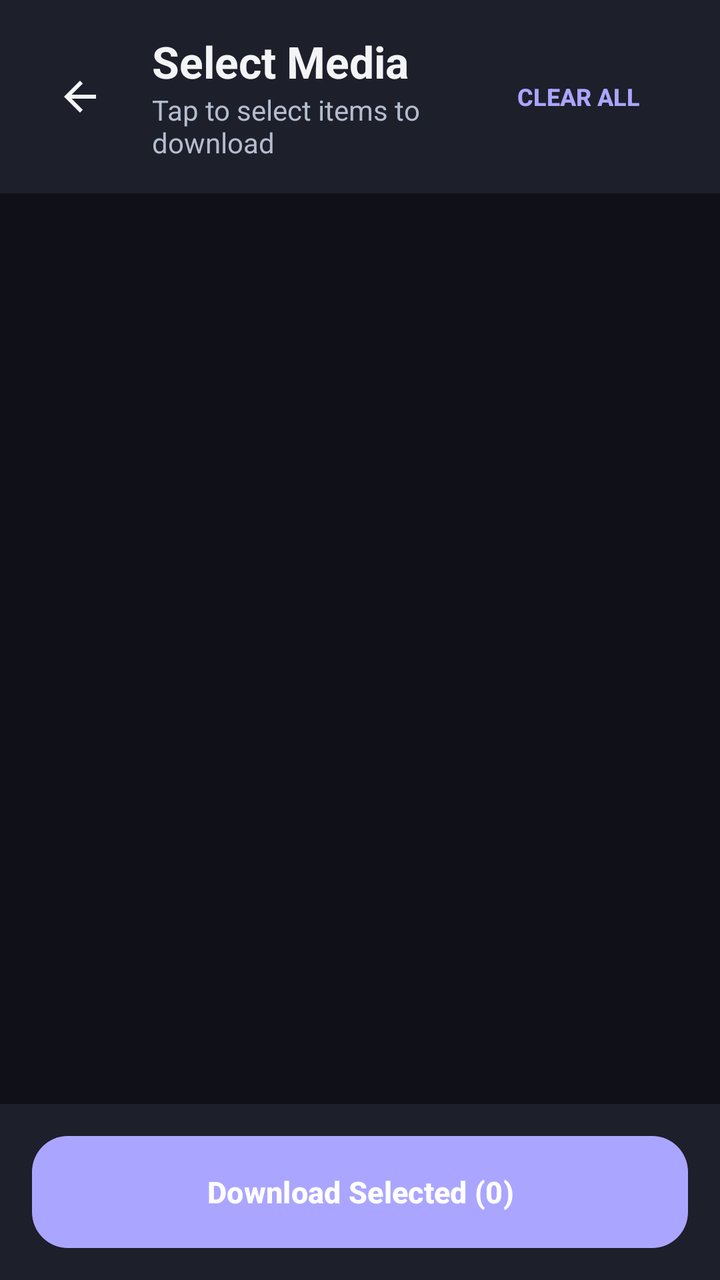
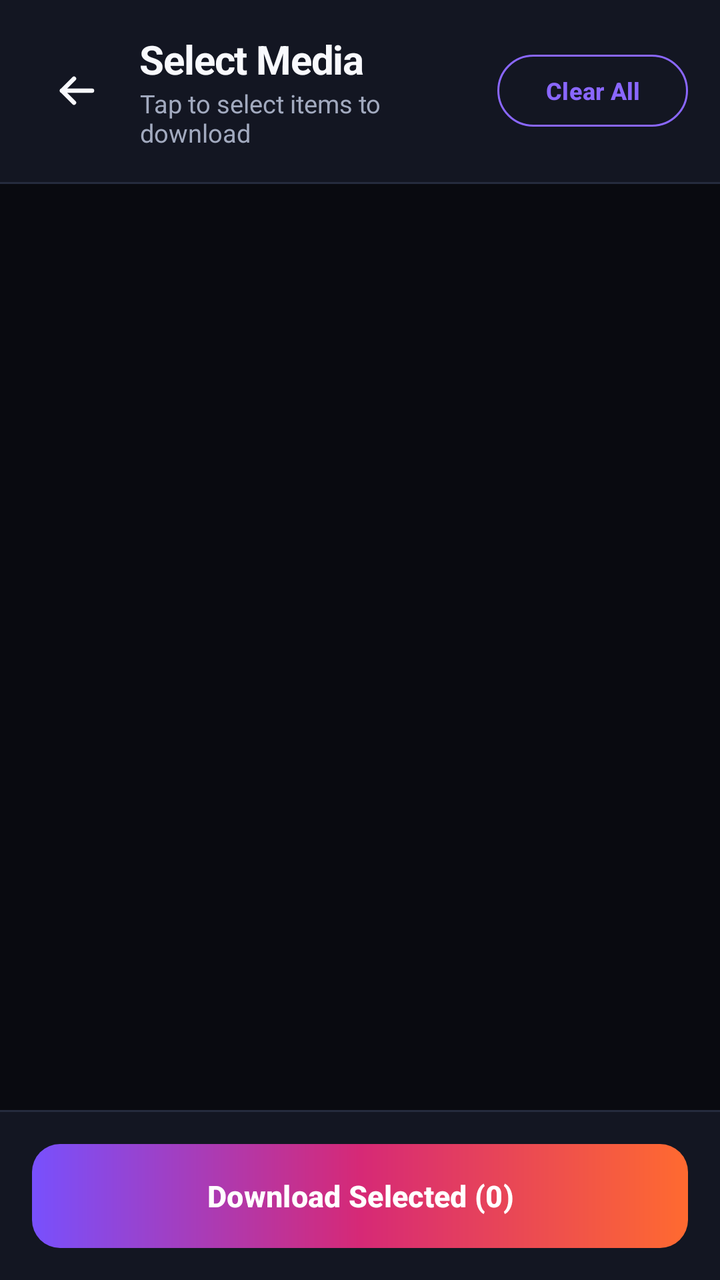

An Android layout rendered at two revisions. The XML below is the earlier revision; the diff shows what the commit changed to produce the second picture.
<!-- AndroidManifest.xml: application theme Theme.InstaSave -->
<!-- res/layout/activity_media_selection.xml -->
<?xml version="1.0" encoding="utf-8"?>
<LinearLayout xmlns:android="http://schemas.android.com/apk/res/android"
    android:id="@+id/rootMediaSelection"
    android:layout_width="match_parent"
    android:layout_height="match_parent"
    android:orientation="vertical"
    android:background="@color/background_dark">

    
    <LinearLayout
        android:id="@+id/selectionTopBar"
        android:layout_width="match_parent"
        android:layout_height="wrap_content"
        android:orientation="horizontal"
        android:gravity="center_vertical"
        android:padding="16dp"
        android:background="@color/surface_dark">

        <ImageButton
            android:id="@+id/btnBackSelection"
            android:layout_width="48dp"
            android:layout_height="48dp"
            android:background="?attr/selectableItemBackgroundBorderless"
            android:src="@drawable/ic_arrow_back"
            android:tint="@color/text_primary"
            android:contentDescription="Back" />

        <LinearLayout
            android:layout_width="0dp"
            android:layout_height="wrap_content"
            android:layout_weight="1"
            android:orientation="vertical"
            android:layout_marginStart="12dp">

            <TextView
                android:id="@+id/tvSelectionTitle"
                android:layout_width="wrap_content"
                android:layout_height="wrap_content"
                android:text="Select Media"
                android:textColor="@color/text_primary"
                android:textSize="22sp"
                android:textStyle="bold" />

            <TextView
                android:id="@+id/tvSelectionSubtitle"
                android:layout_width="wrap_content"
                android:layout_height="wrap_content"
                android:text="Tap to select items to download"
                android:textColor="@color/text_secondary"
                android:textSize="14sp" />
        </LinearLayout>

        <Button
            android:id="@+id/btnToggleSelectAll"
            style="@style/Widget.AppCompat.Button.Borderless"
            android:layout_width="wrap_content"
            android:layout_height="48dp"
            android:text="Clear All"
            android:textColor="@color/insta_pink"
            android:textSize="12sp"
            android:textStyle="bold" />
    </LinearLayout>

    
    <androidx.recyclerview.widget.RecyclerView
        android:id="@+id/rvMediaTiles"
        android:layout_width="match_parent"
        android:layout_height="0dp"
        android:layout_weight="1"
        android:padding="12dp"
        android:clipToPadding="false"
        android:overScrollMode="never" />

    
    <LinearLayout
        android:id="@+id/selectionBottomBar"
        android:layout_width="match_parent"
        android:layout_height="wrap_content"
        android:orientation="vertical"
        android:background="@color/surface_dark"
        android:padding="16dp">

        <ProgressBar
            android:id="@+id/pbDownloadProgress"
            style="?android:attr/progressBarStyleHorizontal"
            android:layout_width="match_parent"
            android:layout_height="4dp"
            android:indeterminate="false"
            android:visibility="gone"
            android:layout_marginBottom="8dp" />

        <TextView
            android:id="@+id/tvDownloadStatus"
            android:layout_width="match_parent"
            android:layout_height="wrap_content"
            android:textSize="12sp"
            android:textColor="@color/text_secondary"
            android:gravity="center"
            android:visibility="gone"
            android:layout_marginBottom="8dp" />

        <Button
            android:id="@+id/btnDownloadSelected"
            android:layout_width="match_parent"
            android:layout_height="56dp"
            android:textAllCaps="false"
            android:text="Download Selected (0)"
            android:textColor="@color/white"
            android:background="@drawable/btn_rounded_accent"
            android:textStyle="bold"
            android:textSize="15sp" />
    </LinearLayout>

</LinearLayout>
<!-- resources referenced by this layout -->
<resources>
  <color name="background_dark">#101118</color>
  <color name="insta_pink">#AAA6FF</color>
  <color name="surface_dark">#1D1F2A</color>
  <color name="text_primary">#F3F4F6</color>
  <color name="text_secondary">#B3BDCE</color>
  <color name="white">#FFFFFFFF</color>
  <!-- drawable btn_rounded_accent (drawable) -->
  <?xml version="1.0" encoding="utf-8"?>
  <shape xmlns:android="http://schemas.android.com/apk/res/android"
      android:shape="rectangle">
      <corners android:radius="18dp" />
      <gradient
          android:angle="0"
          android:startColor="#833AB4"
          android:centerColor="#FD1D1D"
          android:endColor="#FCB045"
          android:type="linear" />
  </shape>
  <!-- drawable ic_arrow_back (drawable) -->
  <?xml version="1.0" encoding="utf-8"?>
  <vector xmlns:android="http://schemas.android.com/apk/res/android"
      android:width="24dp"
      android:height="24dp"
      android:viewportWidth="24"
      android:viewportHeight="24">
      <path
          android:fillColor="#E0E0E0"
          android:pathData="M20,11H7.83l5.59,-5.59L12,4l-8,8 8,8 1.41,-1.41L7.83,13H20v-2z" />
  </vector>
  <style name="Theme.InstaSave" parent="Theme.Material3.Dark.NoActionBar">
          
          <item name="colorPrimary">@color/insta_pink</item>
          <item name="android:statusBarColor">@color/bg_dark</item>
          <item name="colorOnPrimary">@color/bg_dark</item>
          <item name="colorAccent">@color/insta_coral</item>
  
          
          <item name="colorSecondaryContainer">#37344E</item>
          <item name="colorOnSecondaryContainer">@color/insta_pink</item>
  
          
          <item name="android:colorBackground">@color/bg_dark</item>
          <item name="colorSurface">@color/bg_dark</item>
          <item name="colorSurfaceContainer">@color/card_bg</item>
          <item name="colorOnSurface">@color/text_primary</item>
          <item name="colorOnSurfaceVariant">@color/text_secondary</item>
          <item name="colorOutline">@color/card_stroke</item>
  
          
          <item name="bottomNavigationStyle">@style/Widget.InstaSave.BottomNav</item>
      </style>
  <color name="bg_dark">#101118</color>
  <color name="insta_coral">#938DFF</color>
  <color name="card_bg">#1D1F2A</color>
  <color name="card_stroke">#373948</color>
  <style name="Widget.InstaSave.BottomNav" parent="Widget.Material3.BottomNavigationView">
          <item name="itemActiveIndicatorStyle">@style/Widget.InstaSave.BottomNav.Indicator</item>
      </style>
  <style name="Widget.InstaSave.BottomNav.Indicator" parent="Widget.Material3.BottomNavigationView.ActiveIndicator">
          <item name="android:color">#37344E</item>
          <item name="android:width">56dp</item>
          <item name="android:height">32dp</item>
      </style>
</resources>

<!-- the commit's change to res/layout/activity_media_selection.xml (unified diff, before → after) -->
@@ -1,10 +1,11 @@
 <?xml version="1.0" encoding="utf-8"?>
 <LinearLayout xmlns:android="http://schemas.android.com/apk/res/android"
+    xmlns:app="http://schemas.android.com/apk/res-auto"
     android:id="@+id/rootMediaSelection"
     android:layout_width="match_parent"
     android:layout_height="match_parent"
     android:orientation="vertical"
-    android:background="@color/background_dark">
+    android:background="@color/bg_dark">
 
     
     <LinearLayout
@@ -14,15 +15,15 @@
         android:orientation="horizontal"
         android:gravity="center_vertical"
         android:padding="16dp"
-        android:background="@color/surface_dark">
+        android:background="@color/card_bg">
 
         <ImageButton
             android:id="@+id/btnBackSelection"
-            android:layout_width="48dp"
-            android:layout_height="48dp"
+            android:layout_width="44dp"
+            android:layout_height="44dp"
             android:background="?attr/selectableItemBackgroundBorderless"
             android:src="@drawable/ic_arrow_back"
-            android:tint="@color/text_primary"
+            app:tint="@color/text_primary"
             android:contentDescription="Back" />
 
         <LinearLayout
@@ -30,7 +31,7 @@
             android:layout_height="wrap_content"
             android:layout_weight="1"
             android:orientation="vertical"
-            android:layout_marginStart="12dp">
+            android:layout_marginStart="10dp">
 
             <TextView
                 android:id="@+id/tvSelectionTitle"
@@ -38,8 +39,9 @@
                 android:layout_height="wrap_content"
                 android:text="Select Media"
                 android:textColor="@color/text_primary"
-                android:textSize="22sp"
-                android:textStyle="bold" />
+                android:textSize="20sp"
+                android:textStyle="bold"
+                android:letterSpacing="-0.02" />
 
             <TextView
                 android:id="@+id/tvSelectionSubtitle"
@@ -47,19 +49,30 @@
                 android:layout_height="wrap_content"
                 android:text="Tap to select items to download"
                 android:textColor="@color/text_secondary"
-                android:textSize="14sp" />
+                android:textSize="12.5sp" />
         </LinearLayout>
 
-        <Button
+        <com.google.android.material.button.MaterialButton
             android:id="@+id/btnToggleSelectAll"
-            style="@style/Widget.AppCompat.Button.Borderless"
+            style="?attr/materialButtonOutlinedStyle"
             android:layout_width="wrap_content"
-            android:layout_height="48dp"
+            android:layout_height="36dp"
+            android:minHeight="0dp"
+            android:insetTop="0dp"
+            android:insetBottom="0dp"
             android:text="Clear All"
             android:textColor="@color/insta_pink"
             android:textSize="12sp"
-            android:textStyle="bold" />
+            android:textStyle="bold"
+            app:strokeColor="@color/insta_pink"
+            app:strokeWidth="1dp"
+            app:cornerRadius="18dp" />
     </LinearLayout>
+
+    <View
+        android:layout_width="match_parent"
+        android:layout_height="1dp"
+        android:background="@color/card_stroke" />
 
     
     <androidx.recyclerview.widget.RecyclerView
@@ -67,9 +80,14 @@
         android:layout_width="match_parent"
         android:layout_height="0dp"
         android:layout_weight="1"
-        android:padding="12dp"
+        android:padding="8dp"
         android:clipToPadding="false"
         android:overScrollMode="never" />
+
+    <View
+        android:layout_width="match_parent"
+        android:layout_height="1dp"
+        android:background="@color/card_stroke" />
 
     
     <LinearLayout
@@ -77,7 +95,7 @@
         android:layout_width="match_parent"
         android:layout_height="wrap_content"
         android:orientation="vertical"
-        android:background="@color/surface_dark"
+        android:background="@color/card_bg"
         android:padding="16dp">
 
         <ProgressBar
@@ -86,6 +104,8 @@
             android:layout_width="match_parent"
             android:layout_height="4dp"
             android:indeterminate="false"
+            android:indeterminateTint="@color/insta_pink"
+            android:progressTint="@color/insta_pink"
             android:visibility="gone"
             android:layout_marginBottom="8dp" />
 
@@ -99,14 +119,16 @@
             android:visibility="gone"
             android:layout_marginBottom="8dp" />
 
-        <Button
+        <com.google.android.material.button.MaterialButton
             android:id="@+id/btnDownloadSelected"
             android:layout_width="match_parent"
-            android:layout_height="56dp"
+            android:layout_height="52dp"
             android:textAllCaps="false"
             android:text="Download Selected (0)"
             android:textColor="@color/white"
-            android:background="@drawable/btn_rounded_accent"
+            android:background="@drawable/btn_hero_gradient"
+            app:backgroundTint="@null"
+            app:cornerRadius="14dp"
             android:textStyle="bold"
             android:textSize="15sp" />
     </LinearLayout>
<!-- resource entries referenced after the edit -->
@@ -1,23 +1,25 @@
 <!-- resources referenced by this layout -->
 <resources>
-  <color name="background_dark">#101118</color>
-  <color name="insta_pink">#AAA6FF</color>
-  <color name="surface_dark">#1D1F2A</color>
-  <color name="text_primary">#F3F4F6</color>
-  <color name="text_secondary">#B3BDCE</color>
+  <color name="insta_pink">#8A67FF</color>
+  <color name="text_primary">#F8F9FD</color>
+  <color name="text_secondary">#A2AABF</color>
   <color name="white">#FFFFFFFF</color>
-  <!-- drawable btn_rounded_accent (drawable) -->
+  <!-- drawable btn_hero_gradient (drawable) -->
   <?xml version="1.0" encoding="utf-8"?>
-  <shape xmlns:android="http://schemas.android.com/apk/res/android"
-      android:shape="rectangle">
-      <corners android:radius="18dp" />
-      <gradient
-          android:angle="0"
-          android:startColor="#833AB4"
-          android:centerColor="#FD1D1D"
-          android:endColor="#FCB045"
-          android:type="linear" />
-  </shape>
+  <ripple xmlns:android="http://schemas.android.com/apk/res/android"
+      android:color="#33FFFFFF">
+      <item>
+          <shape android:shape="rectangle">
+              <corners android:radius="14dp" />
+              <gradient
+                  android:angle="0"
+                  android:startColor="#7850FD"
+                  android:centerColor="#D62976"
+                  android:endColor="#FF6A30"
+                  android:type="linear" />
+          </shape>
+      </item>
+  </ripple>
   <!-- drawable ic_arrow_back (drawable) -->
   <?xml version="1.0" encoding="utf-8"?>
   <vector xmlns:android="http://schemas.android.com/apk/res/android"
@@ -25,25 +27,42 @@
       android:height="24dp"
       android:viewportWidth="24"
       android:viewportHeight="24">
+  
+      
       <path
-          android:fillColor="#E0E0E0"
-          android:pathData="M20,11H7.83l5.59,-5.59L12,4l-8,8 8,8 1.41,-1.41L7.83,13H20v-2z" />
+          android:strokeColor="#FFFFFFFF"
+          android:strokeWidth="2.2"
+          android:strokeLineCap="round"
+          android:pathData="M20,12 H5" />
+  
+      
+      <path
+          android:strokeColor="#FFFFFFFF"
+          android:strokeWidth="2.2"
+          android:strokeLineCap="round"
+          android:strokeLineJoin="round"
+          android:pathData="M11,6 L5,12 L11,18" />
+  
   </vector>
   <style name="Theme.InstaSave" parent="Theme.Material3.Dark.NoActionBar">
           
           <item name="colorPrimary">@color/insta_pink</item>
           <item name="android:statusBarColor">@color/bg_dark</item>
-          <item name="colorOnPrimary">@color/bg_dark</item>
+          <item name="android:navigationBarColor">@color/bg_dark</item>
+          <item name="android:windowLightStatusBar">false</item>
+          <item name="android:windowLightNavigationBar">false</item>
+          <item name="colorOnPrimary">@color/white</item>
           <item name="colorAccent">@color/insta_coral</item>
   
           
-          <item name="colorSecondaryContainer">#37344E</item>
+          <item name="colorSecondaryContainer">#25213D</item>
           <item name="colorOnSecondaryContainer">@color/insta_pink</item>
   
           
           <item name="android:colorBackground">@color/bg_dark</item>
           <item name="colorSurface">@color/bg_dark</item>
           <item name="colorSurfaceContainer">@color/card_bg</item>
+          <item name="colorSurfaceContainerHigh">@color/surface_elevated</item>
           <item name="colorOnSurface">@color/text_primary</item>
           <item name="colorOnSurfaceVariant">@color/text_secondary</item>
           <item name="colorOutline">@color/card_stroke</item>
@@ -51,17 +70,23 @@
           
           <item name="bottomNavigationStyle">@style/Widget.InstaSave.BottomNav</item>
       </style>
-  <color name="bg_dark">#101118</color>
-  <color name="insta_coral">#938DFF</color>
-  <color name="card_bg">#1D1F2A</color>
-  <color name="card_stroke">#373948</color>
+  <color name="bg_dark">#090A10</color>
+  <color name="insta_coral">#FF3377</color>
+  <color name="surface_elevated">#1E2335</color>
+  <color name="card_bg">#131622</color>
+  <color name="card_stroke">#252B3E</color>
   <style name="Widget.InstaSave.BottomNav" parent="Widget.Material3.BottomNavigationView">
           <item name="itemActiveIndicatorStyle">@style/Widget.InstaSave.BottomNav.Indicator</item>
+          <item name="itemRippleColor">#208A67FF</item>
       </style>
   <style name="Widget.InstaSave.BottomNav.Indicator" parent="Widget.Material3.BottomNavigationView.ActiveIndicator">
-          <item name="android:color">#37344E</item>
-          <item name="android:width">56dp</item>
+          <item name="android:color">#25213D</item>
+          <item name="android:width">60dp</item>
           <item name="android:height">32dp</item>
+          <item name="shapeAppearance">@style/ShapeAppearance.InstaSave.NavIndicator</item>
+      </style>
+  <style name="ShapeAppearance.InstaSave.NavIndicator" parent="ShapeAppearance.Material3.Corner.Full">
+          <item name="cornerSize">16dp</item>
       </style>
 </resources>
 
